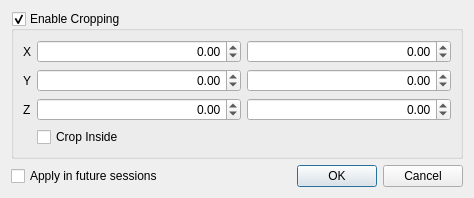
This is VelodyneHDL/vvCropReturnsDialog.ui in Kitware/VeloView as Qt 5 draws it before an edit. The edited form follows.
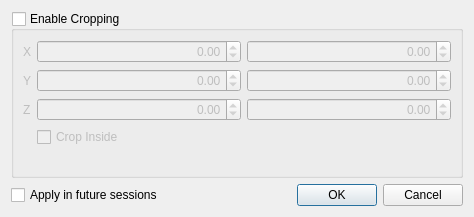
This is the edited form.

Commit message: Enabling cropping to start at zero ocassionally causes an error

```diff
--- a/VelodyneHDL/vvCropReturnsDialog.ui
+++ b/VelodyneHDL/vvCropReturnsDialog.ui
@@ -7,7 +7,7 @@
     <x>0</x>
     <y>0</y>
     <width>474</width>
-    <height>196</height>
+    <height>217</height>
    </rect>
   </property>
   <property name="windowTitle">
@@ -42,6 +42,9 @@
      <property name="checkable">
       <bool>true</bool>
      </property>
+     <property name="checked">
+      <bool>false</bool>
+     </property>
      <layout class="QFormLayout" name="formLayout">
       <property name="fieldGrowthPolicy">
        <enum>QFormLayout::AllNonFixedFieldsGrow</enum>
```
The commit also changes 1 other file.
